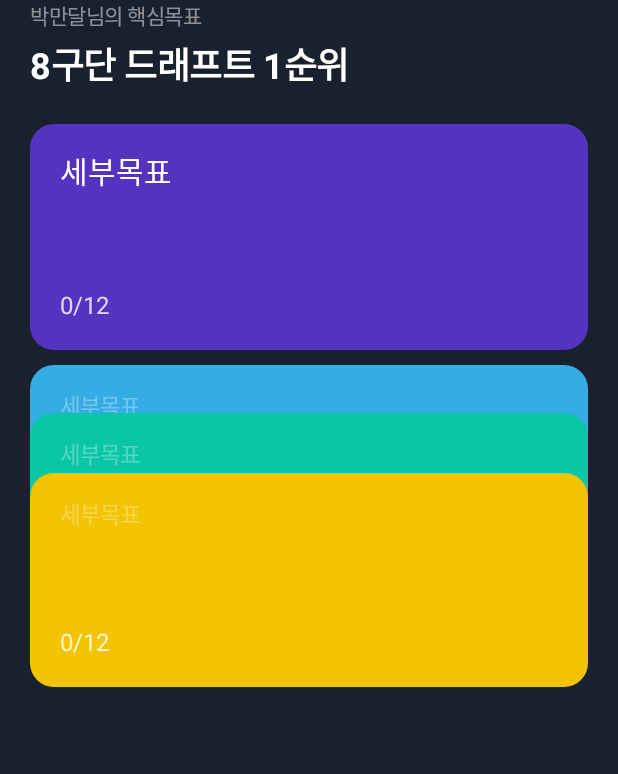
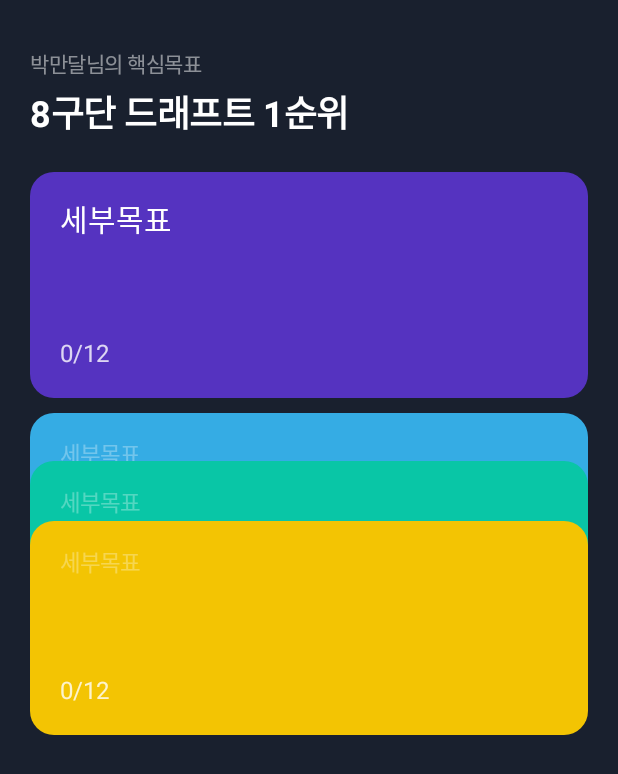
Before and after one commit to Nexters/HagoMandal-AOS, an Android app built with Jetpack Compose: the @Preview function PreviewSubGaolScreen, on a phone screen of 412 x 824 dp. Shown: the top 774 px of the screen. Run offline under Robolectric (Android 15) with nearby library versions, the phone set to English and light mode, and no system bars.

Commit message:
SubGoalScreen에 padding 추가

```diff
--- a/app/src/main/java/com/greedy0110/hagomandal/ui/SubGoalScreen.kt
+++ b/app/src/main/java/com/greedy0110/hagomandal/ui/SubGoalScreen.kt
@@ -53,7 +53,7 @@ fun SubGaolScreen(
         Column(
             modifier = Modifier
                 .padding(it)
-                .padding(horizontal = 20.dp)
+                .padding(top = 32.dp, start = 20.dp, end = 20.dp)
         ) {
             Text(
                 text = "${nickname}님의 핵심목표",
```
